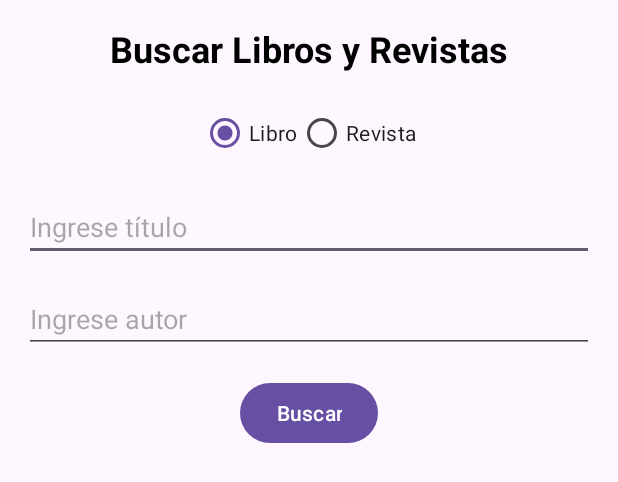
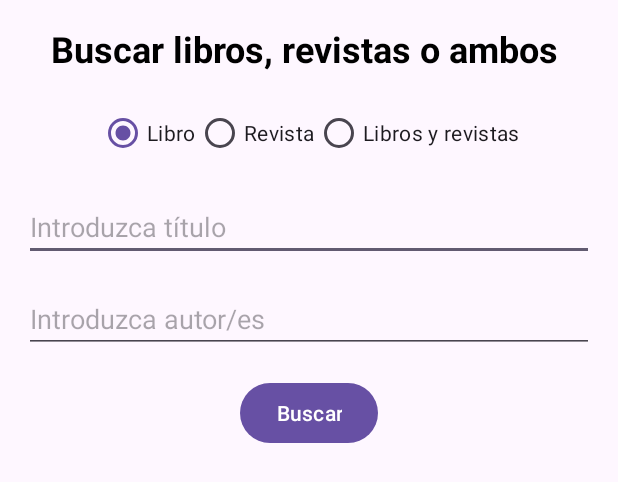
Before and after one commit to Jackknife95/PAD_24-25, an Android app: the layout activity_main.xml on its own in the app's theme, with its tools: preview values and no code run, on a phone screen of 412 x 824 dp. Shown: the top 482 px of the screen. Run offline under Robolectric (Android 15) with nearby library versions, the phone set to English and light mode, and no system bars.

Commit message:
Cambiados los hint por @string (para parte opcional de idiomas) y puesto el botón de revistas y libros de busqueda (falta implementarlo)

```diff
--- a/app/src/main/java/es/ucm/fdi/googlebooksclient/MainActivity.java
+++ b/app/src/main/java/es/ucm/fdi/googlebooksclient/MainActivity.java
@@ -43,7 +43,7 @@ public class MainActivity extends AppCompatActivity {
         // Configuración para mostrar o no el campo de autor (depende si es libro o revista)
         RadioGroup radioGroup = findViewById(R.id.radioGroup);
         radioGroup.setOnCheckedChangeListener((group, checkedId) -> {
-            if (checkedId == R.id.rbLibro) {
+            if (checkedId == R.id.rbLibro || checkedId==R.id.rbAmbos) {
                 etAutor.setVisibility(View.VISIBLE);
             } else {
                 etAutor.setVisibility(View.GONE);
--- a/app/src/main/res/layout/activity_main.xml
+++ b/app/src/main/res/layout/activity_main.xml
@@ -12,7 +12,7 @@
         android:id="@+id/tvTitle"
         android:layout_width="wrap_content"
         android:layout_height="wrap_content"
-        android:text="Buscar Libros y Revistas"
+        android:text="@string/explicacion"
         android:textSize="24sp"
         android:textStyle="bold"
         android:textColor="@android:color/black"
@@ -37,7 +37,7 @@
             android:id="@+id/rbLibro"
             android:layout_width="wrap_content"
             android:layout_height="wrap_content"
-            android:text="Libro"
+            android:text="@string/libro"
             android:checked="true" />
 
         <!-- RadioButton para seleccionar revista -->
@@ -45,7 +45,14 @@
             android:id="@+id/rbRevista"
             android:layout_width="wrap_content"
             android:layout_height="wrap_content"
-            android:text="Revista" />
+            android:text="@string/revista" />
+
+        <!-- RadioButton para seleccionar ambos -->
+        <RadioButton
+            android:id="@+id/rbAmbos"
+            android:layout_width="wrap_content"
+            android:layout_height="wrap_content"
+            android:text="@string/ambos" />
     </RadioGroup>
 
     <!-- Campo de texto para ingresar el título -->
@@ -53,7 +60,7 @@
         android:id="@+id/etTitulo"
         android:layout_width="0dp"
         android:layout_height="wrap_content"
-        android:hint="Ingrese título"
+        android:hint="@string/introducir_titulo"
         android:inputType="text"
         app:layout_constraintTop_toBottomOf="@id/radioGroup"
         app:layout_constraintStart_toStartOf="parent"
@@ -67,7 +74,7 @@
         android:id="@+id/etAutor"
         android:layout_width="0dp"
         android:layout_height="wrap_content"
-        android:hint="Ingrese autor"
+        android:hint="@string/introducir_autor"
         android:inputType="text"
         app:layout_constraintTop_toBottomOf="@id/etTitulo"
         app:layout_constraintStart_toStartOf="parent"
@@ -81,7 +88,7 @@
         android:id="@+id/btnBuscar"
         android:layout_width="wrap_content"
         android:layout_height="wrap_content"
-        android:text="Buscar"
+        android:text="@string/botonBuscar"
         app:layout_constraintTop_toBottomOf="@id/etAutor"
         app:layout_constraintStart_toStartOf="parent"
         app:layout_constraintEnd_toEndOf="parent"
--- a/app/src/main/res/values/strings.xml
+++ b/app/src/main/res/values/strings.xml
@@ -1,4 +1,11 @@
 <resources>
     <string name="app_name">GoogleBooksClient</string>
     <string name="google_books_api_key">AIzaSyC5rify634w-w9N7kz8fhOImsM5t2foPDQ</string>
+    <string name="explicacion">"Buscar libros, revistas o ambos "</string>
+    <string name="libro">Libro</string>
+    <string name="revista">Revista</string>
+    <string name="ambos">Libros y revistas</string>
+    <string name="introducir_titulo">Introduzca título</string>
+    <string name="introducir_autor">Introduzca autor/es</string>
+    <string name="botonBuscar">Buscar</string>
 </resources>
```
